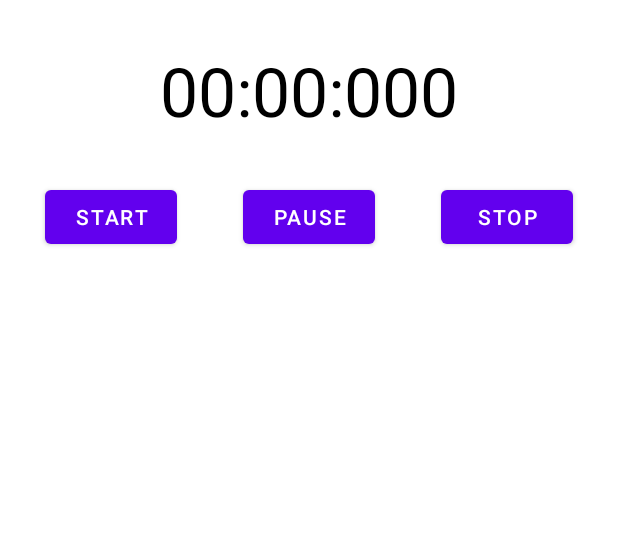
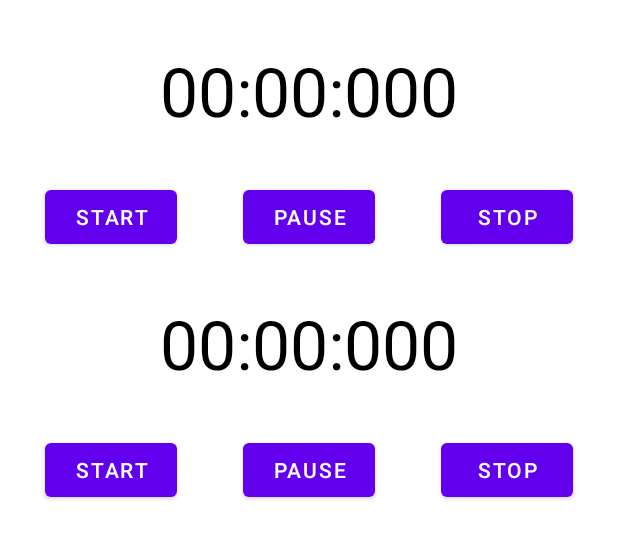
Before and after one commit to Rinat-M/AndroidProfessinal, an Android app: the layout activity_main.xml on its own in the app's theme, with its tools: preview values and no code run, on a phone screen of 412 x 824 dp. Shown: the top 539 px of the screen. Run offline under Robolectric (Android 15) with nearby library versions, the light colour scheme and no system bars.

Commit message:
Implemented the ability to start a second stopwatch

```diff
--- a/Stopwatch/app/build.gradle
+++ b/Stopwatch/app/build.gradle
@@ -10,8 +10,8 @@ android {
         applicationId "com.gb.stopwatch"
         minSdkVersion 23
         targetSdkVersion 31
-        versionCode 5
-        versionName "1.1.0"
+        versionCode 6
+        versionName "1.2.0"
 
         testInstrumentationRunner "androidx.test.runner.AndroidJUnitRunner"
     }
--- /dev/null
+++ b/Stopwatch/app/src/main/java/com/gb/stopwatch/core/model/StopWatch.kt
@@ -0,0 +1,6 @@
+package com.gb.stopwatch.core.model
+
+enum class StopWatch {
+    STOPWATCH1,
+    STOPWATCH2
+}
--- a/Stopwatch/app/src/main/java/com/gb/stopwatch/di/KoinModules.kt
+++ b/Stopwatch/app/src/main/java/com/gb/stopwatch/di/KoinModules.kt
@@ -24,7 +24,7 @@ val appModule = module {
             elapsedTimeCalculator = get()
         )
     }
-    single<StopwatchStateHolder> {
+    factory<StopwatchStateHolder> {
         StopwatchStateHolderImpl(
             stopwatchStateCalculator = get(),
             elapsedTimeCalculator = get(),
@@ -33,5 +33,5 @@ val appModule = module {
     }
 
     // ViewModels
-    viewModel { MainViewModel(stopwatchStateHolder = get()) }
+    viewModel { MainViewModel(stopwatch1 = get(), stopwatch2 = get()) }
 }
--- a/Stopwatch/app/src/main/res/layout/activity_main.xml
+++ b/Stopwatch/app/src/main/res/layout/activity_main.xml
@@ -7,41 +7,81 @@
     tools:context=".ui.MainActivity">
 
     <TextView
-        android:id="@+id/text_time"
+        android:id="@+id/text_time1"
         android:layout_width="wrap_content"
         android:layout_height="wrap_content"
-        android:layout_marginTop="30dp"
-        android:text="00:00:000"
+        android:layout_marginTop="@dimen/size_30"
+        android:text="@string/default_time"
         android:textColor="@color/black"
-        android:textSize="45sp"
+        android:textSize="@dimen/timer_text_size"
         app:layout_constraintLeft_toLeftOf="parent"
         app:layout_constraintRight_toRightOf="parent"
         app:layout_constraintTop_toTopOf="parent" />
 
     <Button
-        android:id="@+id/button_start"
+        android:id="@+id/button_start1"
         android:layout_width="wrap_content"
         android:layout_height="wrap_content"
-        android:layout_margin="30dp"
-        android:text="Start"
+        android:layout_margin="@dimen/size_30"
+        android:text="@string/start"
         app:layout_constraintStart_toStartOf="parent"
-        app:layout_constraintTop_toBottomOf="@+id/text_time" />
+        app:layout_constraintTop_toBottomOf="@+id/text_time1" />
 
     <Button
-        android:id="@+id/button_pause"
+        android:id="@+id/button_pause1"
         android:layout_width="wrap_content"
         android:layout_height="wrap_content"
-        android:text="Pause"
+        android:text="@string/pause"
         app:layout_constraintEnd_toEndOf="parent"
         app:layout_constraintStart_toStartOf="parent"
-        app:layout_constraintTop_toTopOf="@+id/button_start" />
+        app:layout_constraintTop_toTopOf="@+id/button_start1" />
 
     <Button
-        android:id="@+id/button_stop"
+        android:id="@+id/button_stop1"
         android:layout_width="wrap_content"
         android:layout_height="wrap_content"
-        android:layout_marginEnd="30dp"
-        android:text="Stop"
+        android:layout_marginEnd="@dimen/size_30"
+        android:text="@string/stop"
         app:layout_constraintEnd_toEndOf="parent"
-        app:layout_constraintTop_toTopOf="@+id/button_start" />
+        app:layout_constraintTop_toTopOf="@+id/button_start1" />
+
+    <TextView
+        android:id="@+id/text_time2"
+        android:layout_width="wrap_content"
+        android:layout_height="wrap_content"
+        android:layout_marginTop="@dimen/size_30"
+        android:text="@string/default_time"
+        android:textColor="@color/black"
+        android:textSize="@dimen/timer_text_size"
+        app:layout_constraintLeft_toLeftOf="parent"
+        app:layout_constraintRight_toRightOf="parent"
+        app:layout_constraintTop_toBottomOf="@id/button_start1" />
+
+    <Button
+        android:id="@+id/button_start2"
+        android:layout_width="wrap_content"
+        android:layout_height="wrap_content"
+        android:layout_margin="@dimen/size_30"
+        android:text="@string/start"
+        app:layout_constraintStart_toStartOf="parent"
+        app:layout_constraintTop_toBottomOf="@+id/text_time2" />
+
+    <Button
+        android:id="@+id/button_pause2"
+        android:layout_width="wrap_content"
+        android:layout_height="wrap_content"
+        android:text="@string/pause"
+        app:layout_constraintEnd_toEndOf="parent"
+        app:layout_constraintStart_toStartOf="parent"
+        app:layout_constraintTop_toTopOf="@+id/button_start2" />
+
+    <Button
+        android:id="@+id/button_stop2"
+        android:layout_width="wrap_content"
+        android:layout_height="wrap_content"
+        android:layout_marginEnd="@dimen/size_30"
+        android:text="@string/stop"
+        app:layout_constraintEnd_toEndOf="parent"
+        app:layout_constraintTop_toTopOf="@+id/button_start2" />
+
 </androidx.constraintlayout.widget.ConstraintLayout>
--- /dev/null
+++ b/Stopwatch/app/src/main/res/values/dimens.xml
@@ -0,0 +1,6 @@
+<?xml version="1.0" encoding="utf-8"?>
+<resources>
+    <dimen name="timer_text_size">45sp</dimen>
+    <dimen name="size_30">30dp</dimen>
+    <dimen name="size_60">60dp</dimen>
+</resources>
--- a/Stopwatch/app/src/main/res/values/strings.xml
+++ b/Stopwatch/app/src/main/res/values/strings.xml
@@ -1,3 +1,7 @@
 <resources>
     <string name="app_name">Stopwatch</string>
+    <string name="start">Start</string>
+    <string name="pause">Pause</string>
+    <string name="stop">Stop</string>
+    <string name="default_time">00:00:000</string>
 </resources>
```
Also changed, not shown: Stopwatch/app/src/main/java/com/gb/stopwatch/ui/MainActivity.kt (+25 -8 lines), Stopwatch/app/src/main/java/com/gb/stopwatch/ui/MainViewModel.kt (+81 -27 lines).
